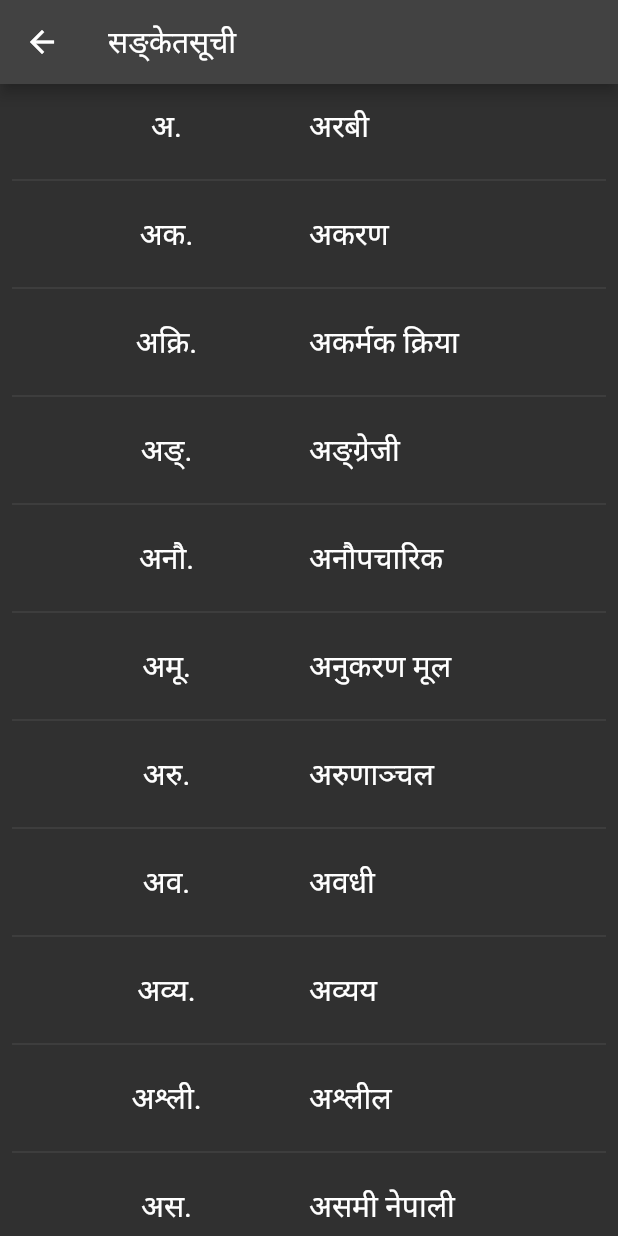
After one commit to miracleanupam/ADKosh, a Flutter app: the screen it shows after launch, in the side drawer, after a tap on "सङ्केतसूची", on a phone screen of 412 x 824 dp. The commit adds this screen. Run offline on Flutter 3.47's test engine with Material 2 defaults, Android fonts, the phone set to English and light mode, and no system bars; our stand-ins replace share_plus, sqflite; accounts and stored records are empty.

Commit message:
sanketsuchi screen made

```diff
--- a/lib/screens/drawer.dart
+++ b/lib/screens/drawer.dart
@@ -1,4 +1,5 @@
 import 'package:adkosh/screens/favorites.dart';
+import 'package:adkosh/screens/index.dart';
 import 'package:flutter/material.dart';
 import 'package:path/path.dart';
 
@@ -47,6 +48,23 @@ class _ADDrawerState extends State<ADDrawer> {
         ),
         Divider(),
         ListTile(
+          leading: Icon(Icons.list_alt_outlined),
+          title: Text(
+            'सङ्केतसूची',
+            style: TextStyle(fontSize: 20),
+          ),
+          selected: currentSelection == 'idxs',
+          onTap: () {
+            setState(() {
+              currentSelection = "idxs";
+            });
+            Navigator.pop(context);
+            Navigator.push(
+                context, MaterialPageRoute(builder: (context) => IndexScreen()));
+          },
+        ),
+        Divider(),
+        ListTile(
           title: Text('अझ धेरै छिट्टै आउँदैछ!!',
               style: TextStyle(
                 fontSize: 20,
--- /dev/null
+++ b/lib/screens/index.dart
@@ -0,0 +1,188 @@
+import 'package:flutter/material.dart';
+
+class IndexScreen extends StatelessWidget {
+  IndexScreen({super.key});
+
+  final idx = [
+    ["अ.", "अरबी"],
+    ["अक.", "अकरण"],
+    ["अक्रि.", "अकर्मक क्रिया"],
+    ["अङ्.", "अङ्ग्रेजी"],
+    ["अनौ.", "अनौपचारिक"],
+    ["अमू.", "अनुकरण मूल"],
+    ["अरु.", "अरुणाञ्चल"],
+    ["अव.", "अवधी"],
+    ["अव्य.",  "अव्यय"],
+    ["अश्ली.", "अश्लील"],
+    ["अस.", "असमी नेपाली"],
+    ["आ.", "आगन्तुक"],
+    ["आद.", "आदरार्थी"],
+    ["आने.", "आधुनिक नेपाली"],
+    ["इ.", "इत्यादि"],
+    ["इपू.", "इसापूर्व"],
+    ["इसन्", "इस्वी सन्"],
+    ["इरि.", "इरिङ"],
+    ["उ.", "उर्दु"],
+    ["उडि.", "उडिया"],
+    ["उदा.", "उदाहरण"],
+    ["उप.", "उपसर्ग"],
+    ["उरा.", "उराउ"],
+    ["कक्रि.", "कर्मवाच्य क्रिया"],
+    ["कथ्य", "कथ्य भाषा"],
+    ["कि.", "किरात"],
+    ["केव.", "केवरत"],
+    ["को.", "कोइच"],
+    ["क्रि.", "क्रिया"],
+    ["क्रिवि.", "क्रियाविशेषण"],
+    ["खा.", "खाम्ची"],
+    ["गन्गा.", "गन्गाई"],
+    ["गाखा.", "गाउँखाने कथा"],
+    ["गु.", "गुरुङ"],
+    ["ग्रि.", "ग्रिक"],
+    ["घ.", "घले"],
+    ["चिनि", "चिनिया"],
+    ["चे.", "चेपाङ"],
+    ["छन्त्या.", "छन्त्याल"],
+    ["जर्म.", "जर्मनेली"],
+    ["जापा.", "जापानी"],
+    ["जि.", "जिरेल"],
+    ["टु.", "टुक्का"],
+    ["ता.", "तामाङ"],
+    ["ताज.", "ताजपुरिया"],
+    ["तिब्ब", "तिब्बती"],
+    ["तिरू.", "तिर्यक् रूप"],
+    ["तु.", "तुर्की"],
+    ["तुल.", "तुलनीय"],
+    ["थका.", "थकाली"],
+    ["था.", "थारू"],
+    ["दनु.", "दनुवार"],
+    ["दर.", "दरबारिया"],
+    ["दा.", "दार्जिलिङ"],
+    ["दिव्य.", "दिव्योपदेश"],
+    ["दु.", "दुरा"],
+    ["देगी.", "देउडा गीत"],
+    ["द्वि.", "द्वित्व"],
+    ["धाबो.", "धामी बोली"],
+    ["धि.", "धिमाल"],
+    ["नं.‌", "नम्बर"],
+    ["ना.", "नाम"],
+    ["नायो.", "नामयोगी"],
+    ["नि.", "निपात"],
+    ["नेवा.", "नेवारी"],
+    ["प.", "पहरी"],
+    ["पने.", "पश्चिमी नेपाली"],
+    ["पस.", "परसर्ग"],
+    ["पु.", "पुलिङ्ग"],
+    ["पुर्त.", "पुर्तगाली"],
+    ["पूक्रि.", "पूरक क्रिया"],
+    ["पूस.", "पूर्वसर्ग"],
+    ["पो.", "पोथी"],
+    ["प्रत्य.‌", "प्रत्यय"],
+    ["प्रा.", "प्राकृत"],
+    ["प्राने.", "प्राचीन नेपाली"],
+    ["प्रेक्रि.", "प्रेरणार्थक क्रिया"],
+    ["फा.", "फारसी"],
+    ["फ्रे.", "फ्रेन्च"],
+    ["बङ्.", "बङ्गाली"],
+    ["बरा.", "बराम"],
+    ["बव.", "बहुवचन"],
+    ["बाबो.", "बालबोली"],
+    ["भाइ.", "भारत इरानेली"],
+    ["भाक्रि.", "भाववाच्य क्रिया"],
+    ["भु.", "भुटान"],
+    ["भो.", "भोटे"],
+    ["भोज.", "भोजपुरी"],
+    ["भोब.", "भोटबर्मेली"],
+    ["मग.", "मगर"],
+    ["मणि.‌", "मणिपुर"],
+    ["म.", "मनाङे"],
+    ["मने.", "मध्यकालीन नेपाली"],
+    ["मरा.", "मराठी"],
+    ["मिजो.", "मिजोरम"],
+    ["मै.", "मैथिली"],
+    ["या.", "याक्खा"],
+    ["रा.", "राई"],
+    ["राउ.", "राउटे"],
+    ["राज.", "राजवंशी"],
+    ["रुसी.", "रुसी"],
+    ["लघु.", "लघुतावाची"],
+    ["ला.", "लाक्षणिक"],
+    ["लि.", "लिम्बू"],
+    ["ले.", "लेप्चा"],
+    ["लोको.", "लोकोक्ति"],
+    ["ल्हो.", "ल्होमी/ल्होपा"],
+    ["वि.", "विशेषण"],
+    ["विप.", "विपरीतार्थक"],
+    ["विबो.", "विस्मयादिबोधक"],
+    ["विभ.", "विभक्ति"],
+    ["विसं.", "विक्रम संवत्"],
+    ["वै.", "वैकल्पिक"],
+    ["व्या.", "व्याकरण"],
+    ["शे.", "शेर्पा"],
+    ["सं.", "संस्कृत"],
+    ["सङ्क्षे.", "सङ्क्षेप"],
+    ["सम्बो.", "सम्बोधन"],
+    ["संयु.", "संयुक्त"],
+    ["संयो.", "संयोजक"],
+    ["सक्रि.", "सकर्मक क्रिया"],
+    ["सता.", "सतार"],
+    ["सर्व.", "सर्वनाम"],
+    ["सहाक्रि.", "सहायक क्रिया"],
+    ["सात.", "सातत्य"],
+    ["सु.", "सुरेल"],
+    ["सुनु.", "सुनुवार"],
+    ["सुपने.", "सुदूरपश्चिम नेपाली"],
+    ["स्त्री.", "स्त्रीलिङ्ग"],
+    ["स्पे.", "स्पेनिस"],
+    ["हा.", "हायु"],
+    ["हि.", "हिन्दी"],
+    ["हे.", "हेर्नुहोस्"],
+    ["ह्यो.", "ह्योल्म"],
+    ["+", "रूप सीमावा जोड"],
+    ["-", "योजक चिह्न, निर्देशक चिह्न"],
+    ["[]", "स्रोत; व्युत्पादन; प्रयोग क्षेत्र (प्रविष्टिसँग भएमा)"],
+    ["()", "प्रयोग क्षेत्र (अर्थसँग भएमा), व्याख्या वा विवृति"],
+    ["=", "बराबर"],
+    ["/", "विभाजक वा विकल्प रूप"],
+    ["<", "पछिल्लो शब्दबाट व्युत्पन्न"],
+    [">", "अगिल्लो शब्दबाट व्युत्पन्न"],
+    ["√", "मूल रूपको किटान"],
+    [".", "सङ्क्षेपीकृत चिह्न"],
+    ["~", "विशेष्य नाम (नजोडिने)"],
+  ];
+
+  @override
+  Widget build(BuildContext context) {
+    return Scaffold(
+      appBar: AppBar(
+        title: Text("सङ्केतसूची"),
+      ),
+      body: Column(
+        children: [
+          Expanded(
+            child: ListView.separated(
+              itemCount: idx.length,
+              itemBuilder: (context, index) {
+                return ListTile(
+                  title: Row(
+                    children: [
+                      Expanded(child: Text(idx[index][0], textAlign: TextAlign.center, style: TextStyle(fontSize: 20)),),
+                      // VerticalDivider(width: 20,),
+                      Expanded(child: Text(idx[index][1], textAlign: TextAlign.start, style: TextStyle(fontSize: 20)),),
+                    ]
+                  ),
+                );
+              },
+              separatorBuilder: (context, index) {
+                return Divider(
+                  indent: 8,
+                  endIndent: 8,
+                );
+              },
+            ),
+          )
+        ],
+      ),
+    );
+  }
+}
```
